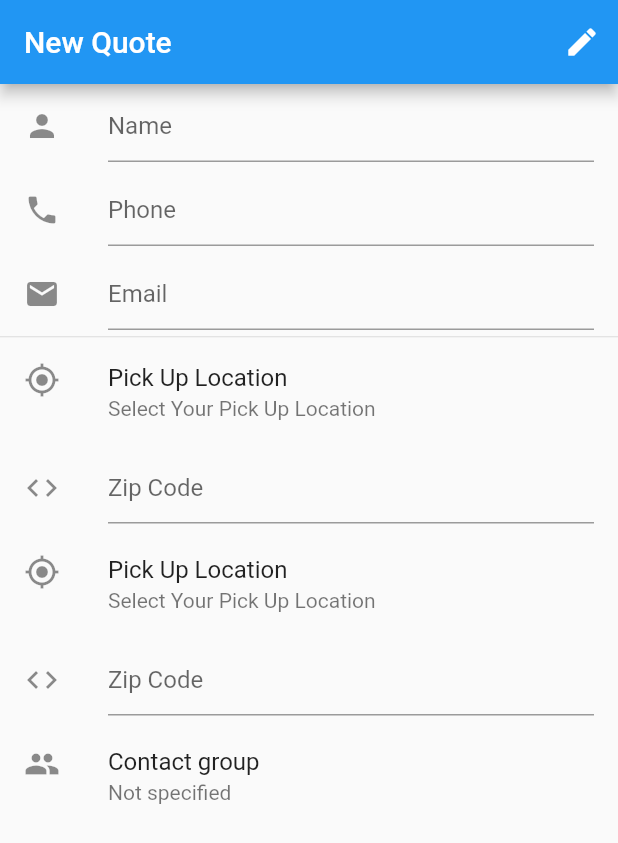
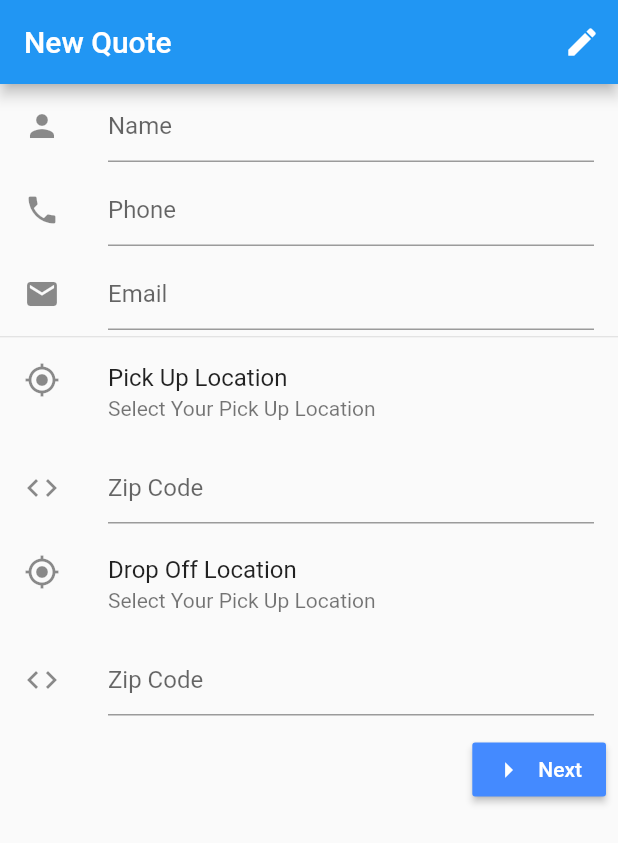
Before and after one commit to BorhanUddin7420/zipautoship-mobile-app, a Flutter app: the NewQuoteForm screen opened directly, on a phone screen of 412 x 824 dp. Shown: the top 843 px of the screen. Run offline on Flutter 3.47's test engine with Material 2 defaults, Android fonts, the phone set to English and light mode, and no system bars.

Commit message:
home-button add quote form

```diff
--- a/lib/pages/quote_form.dart
+++ b/lib/pages/quote_form.dart
@@ -6,14 +6,6 @@ class QuoteForm extends StatelessWidget {
   Widget build(BuildContext context) {
     return new MaterialApp(
       theme: new ThemeData(
-        // This is the theme of your application.
-        //
-        // Try running your application with "flutter run". You'll see the
-        // application has a blue toolbar. Then, without quitting the app, try
-        // changing the primarySwatch below to Colors.green and then invoke
-        // "hot reload" (press "r" in the console where you ran "flutter run",
-        // or press Run > Hot Reload App in IntelliJ). Notice that the counter
-        // didn't reset back to zero; the application is not restarted.
         primarySwatch: Colors.indigo,
       ),
       home: new NewQuoteForm(title: 'New Quote'),
@@ -23,16 +15,6 @@ class QuoteForm extends StatelessWidget {
 
 class NewQuoteForm extends StatefulWidget {
   NewQuoteForm({Key key, this.title}) : super(key: key);
-
-  // This widget is the home page of your application. It is stateful, meaning
-  // that it has a State object (defined below) that contains fields that affect
-  // how it looks.
-
-  // This class is the configuration for the state. It holds the values (in this
-  // case the title) provided by the parent (in this case the App widget) and
-  // used by the build method of the State. Fields in a Widget subclass are
-  // always marked "final".
-
   final String title;
 
   @override
@@ -42,23 +24,15 @@ class NewQuoteForm extends StatefulWidget {
 class _NewQuoteFormState extends State<NewQuoteForm> {
   @override
   Widget build(BuildContext context) {
-    // This method is rerun every time setState is called, for instance as done
-    // by the _incrementCounter method above.
-    //
-    // The Flutter framework has been optimized to make rerunning build methods
-    // fast, so that you can just rebuild anything that needs updating rather
-    // than having to individually change instances of widgets.
     return new Scaffold(
       appBar: new AppBar(
-        // Here we take the value from the MyHomePage object that was created by
-        // the App.build method, and use it to set our appbar title.
         title: new Text(widget.title),
         actions: <Widget>[
           new IconButton(icon: const Icon(Icons.edit), onPressed: () {})
         ],
       ),
       body: new Column(
-        children: <Widget>[
+          children: <Widget>[
           new ListTile(
             leading: const Icon(Icons.person),
             title: new TextField(
@@ -101,7 +75,7 @@ class _NewQuoteFormState extends State<NewQuoteForm> {
           ),
           new ListTile(
             leading: const Icon(Icons.gps_fixed),
-            title: const Text('Pick Up Location'),
+            title: const Text('Drop Off Location'),
             subtitle: const Text('Select Your Pick Up Location'),
           ),
           new ListTile(
@@ -112,10 +86,17 @@ class _NewQuoteFormState extends State<NewQuoteForm> {
               ),
             ),
           ),
-          new ListTile(
-            leading: const Icon(Icons.group),
-            title: const Text('Contact group'),
-            subtitle: const Text('Not specified'),
+          new ButtonBar(
+            mainAxisSize: MainAxisSize.max,
+            children: <Widget>[
+              new RaisedButton.icon(
+                icon: const Icon(Icons.arrow_right),
+                label: const Text("Next"),
+                color: Colors.blueAccent,
+                textColor: Colors.white,
+                onPressed: () {},
+              )
+            ],
           )
         ],
       ),
```
